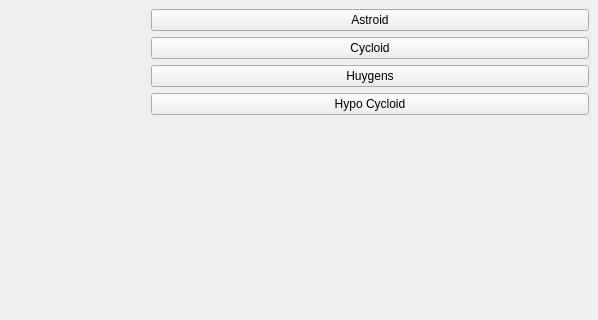
First picture: the form in mainwindow.ui, repository rupertwaldron/Curves, before the edit; both pictures show x 302 to 900 and y 0 to 320 of the 900 by 611 pixel window.
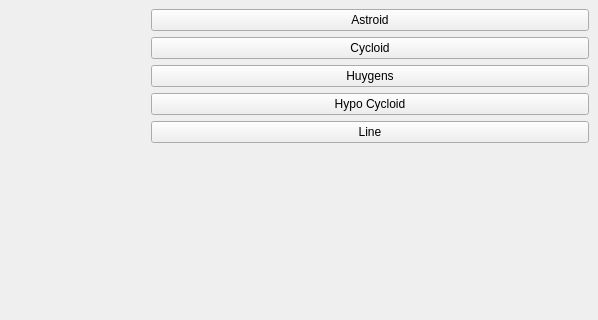
Second picture: the form after the edit. Custom widgets are drawn as their Qt base class.

```diff
--- a/mainwindow.ui
+++ b/mainwindow.ui
@@ -50,6 +50,13 @@
           </property>
          </widget>
         </item>
+        <item>
+         <widget class="QPushButton" name="btnLine">
+          <property name="text">
+           <string>Line</string>
+          </property>
+         </widget>
+        </item>
         <item>
          <spacer name="verticalSpacer">
           <property name="orientation">
```
